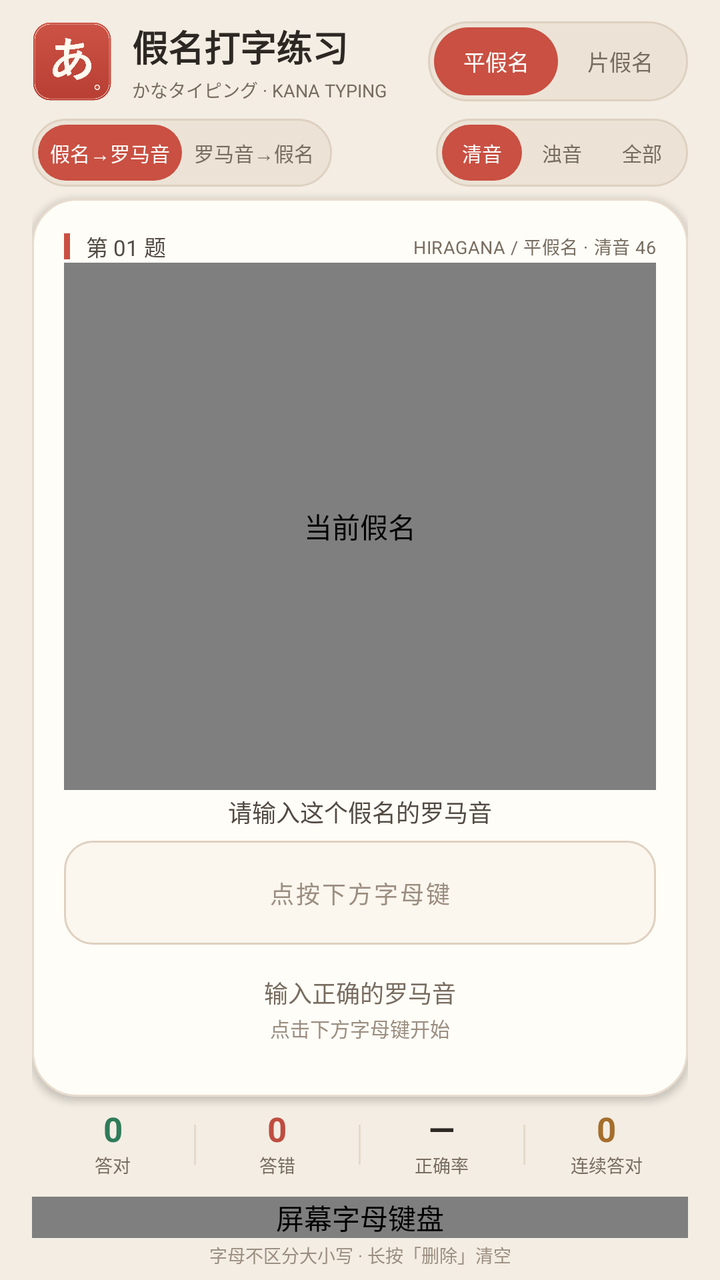
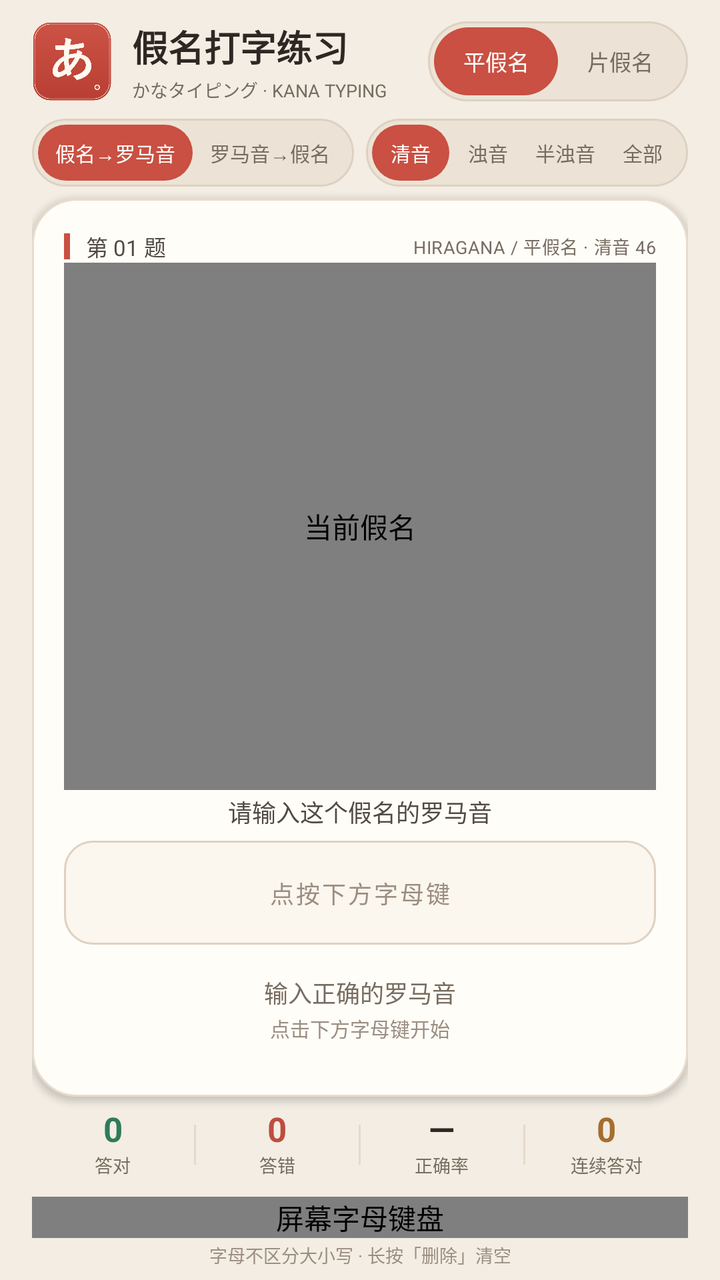

The first picture is an Android layout as it rendered before a commit; the second is the same layout after the commit. The layout source and the unified diff follow.
<!-- AndroidManifest.xml: application theme AppTheme -->
<!-- res/layout/activity_main.xml -->
<?xml version="1.0" encoding="utf-8"?>
<LinearLayout xmlns:android="http://schemas.android.com/apk/res/android"
    android:id="@+id/root"
    android:layout_width="match_parent"
    android:layout_height="match_parent"
    android:background="@color/bg"
    android:fitsSystemWindows="true"
    android:fontFamily="sans-serif"
    android:orientation="vertical"
    android:paddingStart="16dp"
    android:paddingTop="10dp"
    android:paddingEnd="16dp"
    android:paddingBottom="6dp">

    <LinearLayout
        android:layout_width="match_parent"
        android:layout_height="wrap_content"
        android:gravity="center_vertical"
        android:orientation="horizontal"
        android:paddingBottom="8dp">

        <ImageView
            android:layout_width="40dp"
            android:layout_height="40dp"
            android:contentDescription="@string/app_icon_description"
            android:importantForAccessibility="no"
            android:scaleType="fitCenter"
            android:src="@drawable/app_icon" />

        <LinearLayout
            android:layout_width="0dp"
            android:layout_height="wrap_content"
            android:layout_marginStart="10dp"
            android:layout_weight="1"
            android:gravity="center_vertical"
            android:orientation="vertical">

            <TextView
                android:layout_width="wrap_content"
                android:layout_height="wrap_content"
                android:fontFamily="sans-serif"
                android:includeFontPadding="false"
                android:maxLines="1"
                android:text="@string/app_name"
                android:textColor="@color/ink"
                android:textSize="18sp"
                android:textStyle="bold" />

            <TextView
                android:layout_width="match_parent"
                android:layout_height="wrap_content"
                android:layout_marginTop="2dp"
                android:ellipsize="end"
                android:includeFontPadding="false"
                android:maxLines="1"
                android:text="@string/header_subtitle"
                android:textColor="@color/muted"
                android:textSize="9sp" />
        </LinearLayout>

        <LinearLayout
            android:layout_width="wrap_content"
            android:layout_height="40dp"
            android:background="@drawable/toggle_bg"
            android:gravity="center_vertical"
            android:orientation="horizontal"
            android:padding="3dp">

            <TextView
                android:id="@+id/toggle_hiragana"
                android:layout_width="62dp"
                android:layout_height="34dp"
                android:background="@drawable/toggle_active"
                android:clickable="true"
                android:focusable="true"
                android:gravity="center"
                android:includeFontPadding="false"
                android:text="@string/toggle_hiragana"
                android:textColor="@color/white"
                android:textSize="11sp" />

            <TextView
                android:id="@+id/toggle_katakana"
                android:layout_width="62dp"
                android:layout_height="34dp"
                android:background="@android:color/transparent"
                android:clickable="true"
                android:focusable="true"
                android:gravity="center"
                android:includeFontPadding="false"
                android:text="@string/toggle_katakana"
                android:textColor="@color/muted"
                android:textSize="11sp" />
        </LinearLayout>
    </LinearLayout>

    <LinearLayout
        android:layout_width="match_parent"
        android:layout_height="wrap_content"
        android:gravity="center_vertical"
        android:orientation="horizontal"
        android:paddingBottom="6dp">

        <LinearLayout
            android:layout_width="wrap_content"
            android:layout_height="34dp"
            android:background="@drawable/toggle_bg"
            android:gravity="center_vertical"
            android:orientation="horizontal"
            android:padding="3dp">

            <TextView
                android:id="@+id/mode_forward"
                android:layout_width="72dp"
                android:layout_height="28dp"
                android:background="@drawable/toggle_active"
                android:clickable="true"
                android:focusable="true"
                android:gravity="center"
                android:includeFontPadding="false"
                android:text="@string/mode_forward"
                android:textColor="@color/white"
                android:textSize="10sp" />

            <TextView
                android:id="@+id/mode_reverse"
                android:layout_width="72dp"
                android:layout_height="28dp"
                android:background="@android:color/transparent"
                android:clickable="true"
                android:focusable="true"
                android:gravity="center"
                android:includeFontPadding="false"
                android:text="@string/mode_reverse"
                android:textColor="@color/muted"
                android:textSize="10sp" />
        </LinearLayout>

        <Space
            android:layout_width="0dp"
            android:layout_height="1dp"
            android:layout_weight="1" />

        <LinearLayout
            android:layout_width="wrap_content"
            android:layout_height="34dp"
            android:layout_marginStart="6dp"
            android:background="@drawable/toggle_bg"
            android:gravity="center_vertical"
            android:orientation="horizontal"
            android:padding="3dp">

            <TextView
                android:id="@+id/level_seion"
                android:layout_width="40dp"
                android:layout_height="28dp"
                android:background="@drawable/toggle_active"
                android:clickable="true"
                android:focusable="true"
                android:gravity="center"
                android:includeFontPadding="false"
                android:text="@string/level_seion"
                android:textColor="@color/white"
                android:textSize="10sp" />

            <TextView
                android:id="@+id/level_dakuon"
                android:layout_width="40dp"
                android:layout_height="28dp"
                android:background="@android:color/transparent"
                android:clickable="true"
                android:focusable="true"
                android:gravity="center"
                android:includeFontPadding="false"
                android:text="@string/level_dakuon"
                android:textColor="@color/muted"
                android:textSize="10sp" />

            <TextView
                android:id="@+id/level_all"
                android:layout_width="40dp"
                android:layout_height="28dp"
                android:background="@android:color/transparent"
                android:clickable="true"
                android:focusable="true"
                android:gravity="center"
                android:includeFontPadding="false"
                android:text="@string/level_all"
                android:textColor="@color/muted"
                android:textSize="10sp" />
        </LinearLayout>
    </LinearLayout>

    <LinearLayout
        android:id="@+id/card"
        android:layout_width="match_parent"
        android:layout_height="0dp"
        android:layout_weight="1"
        android:background="@drawable/card_bg"
        android:elevation="2dp"
        android:orientation="vertical"
        android:padding="16dp">

        <LinearLayout
            android:layout_width="match_parent"
            android:layout_height="wrap_content"
            android:gravity="center_vertical"
            android:orientation="horizontal">

            <View
                android:layout_width="3dp"
                android:layout_height="13dp"
                android:layout_marginEnd="8dp"
                android:background="@color/accent" />

            <TextView
                android:id="@+id/round_label"
                android:layout_width="0dp"
                android:layout_height="wrap_content"
                android:layout_weight="1"
                android:includeFontPadding="false"
                android:maxLines="1"
                android:text="第 01 题"
                android:textColor="@color/ink_soft"
                android:textSize="11sp" />

            <TextView
                android:id="@+id/script_label"
                android:layout_width="wrap_content"
                android:layout_height="wrap_content"
                android:includeFontPadding="false"
                android:letterSpacing="0.02"
                android:maxLines="1"
                android:text="HIRAGANA / 平假名 · 清音 46"
                android:textColor="@color/muted"
                android:textSize="9sp" />
        </LinearLayout>

        <com.kana.typing.KanaView
            android:id="@+id/kana_view"
            android:layout_width="match_parent"
            android:layout_height="0dp"
            android:layout_weight="1"
            android:contentDescription="@string/kana_description"
            android:minHeight="80dp" />

        <TextView
            android:id="@+id/prompt_label"
            android:layout_width="match_parent"
            android:layout_height="wrap_content"
            android:gravity="center"
            android:includeFontPadding="false"
            android:paddingTop="2dp"
            android:paddingBottom="6dp"
            android:text="@string/prompt_forward"
            android:textColor="@color/ink_soft"
            android:textSize="12sp" />

        <TextView
            android:id="@+id/input_view"
            android:layout_width="match_parent"
            android:layout_height="52dp"
            android:background="@drawable/input_bg"
            android:contentDescription="@string/input_description"
            android:ellipsize="end"
            android:gravity="center"
            android:includeFontPadding="false"
            android:letterSpacing="0.08"
            android:maxLines="1"
            android:paddingStart="16dp"
            android:paddingEnd="16dp"
            android:text="@string/input_hint_forward"
            android:textColor="@color/muted_light"
            android:textSize="12sp" />

        <LinearLayout
            android:id="@+id/feedback_row"
            android:layout_width="match_parent"
            android:layout_height="wrap_content"
            android:layout_marginTop="4dp"
            android:gravity="center_vertical"
            android:minHeight="56dp"
            android:orientation="horizontal">

            <LinearLayout
                android:layout_width="0dp"
                android:layout_height="wrap_content"
                android:layout_weight="1"
                android:gravity="center"
                android:orientation="vertical">

                <TextView
                    android:id="@+id/feedback_main"
                    android:layout_width="match_parent"
                    android:layout_height="wrap_content"
                    android:ellipsize="end"
                    android:gravity="center"
                    android:includeFontPadding="false"
                    android:maxLines="1"
                    android:text="@string/neutral_forward_main"
                    android:textColor="@color/muted"
                    android:textSize="12sp" />

                <TextView
                    android:id="@+id/feedback_sub"
                    android:layout_width="match_parent"
                    android:layout_height="wrap_content"
                    android:layout_marginTop="2dp"
                    android:ellipsize="end"
                    android:gravity="center"
                    android:includeFontPadding="false"
                    android:maxLines="1"
                    android:text="@string/neutral_forward_sub"
                    android:textColor="@color/muted_light"
                    android:textSize="10sp" />
            </LinearLayout>

            <TextView
                android:id="@+id/next_button"
                android:layout_width="wrap_content"
                android:layout_height="36dp"
                android:layout_marginStart="8dp"
                android:background="@drawable/next_button_bg"
                android:clickable="true"
                android:contentDescription="@string/next_description"
                android:focusable="true"
                android:gravity="center"
                android:includeFontPadding="false"
                android:paddingStart="14dp"
                android:paddingEnd="14dp"
                android:text="@string/next"
                android:textColor="@color/white"
                android:textSize="11sp"
                android:visibility="gone" />
        </LinearLayout>
    </LinearLayout>

    <LinearLayout
        android:layout_width="match_parent"
        android:layout_height="44dp"
        android:layout_marginTop="2dp"
        android:gravity="center_vertical"
        android:orientation="horizontal">

        <LinearLayout
            android:layout_width="0dp"
            android:layout_height="wrap_content"
            android:layout_weight="1"
            android:gravity="center"
            android:orientation="vertical">

            <TextView
                android:id="@+id/stat_correct"
                android:layout_width="wrap_content"
                android:layout_height="wrap_content"
                android:includeFontPadding="false"
                android:text="0"
                android:textColor="@color/stat_correct"
                android:textSize="17sp"
                android:textStyle="bold" />

            <TextView
                android:layout_width="wrap_content"
                android:layout_height="wrap_content"
                android:layout_marginTop="1dp"
                android:includeFontPadding="false"
                android:text="@string/stat_correct"
                android:textColor="@color/muted"
                android:textSize="9sp" />
        </LinearLayout>

        <View
            android:layout_width="1dp"
            android:layout_height="20dp"
            android:background="@color/line" />

        <LinearLayout
            android:layout_width="0dp"
            android:layout_height="wrap_content"
            android:layout_weight="1"
            android:gravity="center"
            android:orientation="vertical">

            <TextView
                android:id="@+id/stat_wrong"
                android:layout_width="wrap_content"
                android:layout_height="wrap_content"
                android:includeFontPadding="false"
                android:text="0"
                android:textColor="@color/stat_wrong"
                android:textSize="17sp"
                android:textStyle="bold" />

            <TextView
                android:layout_width="wrap_content"
                android:layout_height="wrap_content"
                android:layout_marginTop="1dp"
                android:includeFontPadding="false"
                android:text="@string/stat_wrong"
                android:textColor="@color/muted"
                android:textSize="9sp" />
        </LinearLayout>

        <View
            android:layout_width="1dp"
            android:layout_height="20dp"
            android:background="@color/line" />

        <LinearLayout
            android:layout_width="0dp"
            android:layout_height="wrap_content"
            android:layout_weight="1"
            android:gravity="center"
            android:orientation="vertical">

            <TextView
                android:id="@+id/stat_accuracy"
                android:layout_width="wrap_content"
                android:layout_height="wrap_content"
                android:includeFontPadding="false"
                android:text="—"
                android:textColor="@color/ink"
                android:textSize="17sp"
                android:textStyle="bold" />

            <TextView
                android:layout_width="wrap_content"
                android:layout_height="wrap_content"
                android:layout_marginTop="1dp"
                android:includeFontPadding="false"
                android:text="@string/stat_accuracy"
                android:textColor="@color/muted"
                android:textSize="9sp" />
        </LinearLayout>

        <View
            android:layout_width="1dp"
            android:layout_height="20dp"
            android:background="@color/line" />

        <LinearLayout
            android:layout_width="0dp"
            android:layout_height="wrap_content"
            android:layout_weight="1"
            android:gravity="center"
            android:orientation="vertical">

            <TextView
                android:id="@+id/stat_streak"
                android:layout_width="wrap_content"
                android:layout_height="wrap_content"
                android:includeFontPadding="false"
                android:text="0"
                android:textColor="@color/stat_streak"
                android:textSize="17sp"
                android:textStyle="bold" />

            <TextView
                android:layout_width="wrap_content"
                android:layout_height="wrap_content"
                android:layout_marginTop="1dp"
                android:includeFontPadding="false"
                android:text="@string/stat_streak"
                android:textColor="@color/muted"
                android:textSize="9sp" />
        </LinearLayout>
    </LinearLayout>

    <com.kana.typing.KeyboardView
        android:id="@+id/keyboard"
        android:layout_width="match_parent"
        android:layout_height="wrap_content"
        android:layout_marginTop="4dp"
        android:contentDescription="@string/keyboard_description" />

    <LinearLayout
        android:id="@+id/kana_choices"
        android:layout_width="match_parent"
        android:layout_height="wrap_content"
        android:layout_marginTop="4dp"
        android:orientation="vertical"
        android:visibility="gone" />

    <TextView
        android:id="@+id/keyboard_hint"
        android:layout_width="match_parent"
        android:layout_height="wrap_content"
        android:gravity="center"
        android:includeFontPadding="false"
        android:paddingTop="2dp"
        android:text="@string/keyboard_hint"
        android:textColor="@color/muted_light"
        android:textSize="9sp" />
</LinearLayout>
<!-- resources referenced by this layout -->
<resources>
  <color name="accent">#C95042</color>
  <color name="bg">#F3EDE3</color>
  <color name="ink">#2D2823</color>
  <color name="ink_soft">#514A42</color>
  <color name="line">#E5D9CA</color>
  <color name="muted">#776C5F</color>
  <color name="muted_light">#9B8E80</color>
  <color name="stat_correct">#2F7B59</color>
  <color name="stat_streak">#A56E2D</color>
  <color name="stat_wrong">#BE4D40</color>
  <color name="white">#FFFFFF</color>
  <!-- drawable card_bg (drawable) -->
  <?xml version="1.0" encoding="utf-8"?>
  <shape xmlns:android="http://schemas.android.com/apk/res/android"
      android:shape="rectangle">
      <solid android:color="@color/surface" />
      <corners android:radius="22dp" />
      <stroke
          android:width="1dp"
          android:color="@color/card_stroke" />
  </shape>
  <!-- drawable input_bg (drawable) -->
  <?xml version="1.0" encoding="utf-8"?>
  <shape xmlns:android="http://schemas.android.com/apk/res/android"
      android:shape="rectangle">
      <solid android:color="@color/input_bg" />
      <corners android:radius="14dp" />
      <stroke
          android:width="1dp"
          android:color="@color/input_stroke" />
  </shape>
  <!-- drawable next_button_bg (drawable) -->
  <?xml version="1.0" encoding="utf-8"?>
  <selector xmlns:android="http://schemas.android.com/apk/res/android">
      <item android:state_pressed="true">
          <shape android:shape="rectangle">
              <solid android:color="@color/accent_pressed" />
              <corners android:radius="18dp" />
          </shape>
      </item>
      <item>
          <shape android:shape="rectangle">
              <solid android:color="@color/accent" />
              <corners android:radius="18dp" />
          </shape>
      </item>
  </selector>
  <!-- drawable toggle_active (drawable) -->
  <?xml version="1.0" encoding="utf-8"?>
  <shape xmlns:android="http://schemas.android.com/apk/res/android"
      android:shape="rectangle">
      <solid android:color="@color/accent" />
      <corners android:radius="17dp" />
  </shape>
  <!-- drawable toggle_bg (drawable) -->
  <?xml version="1.0" encoding="utf-8"?>
  <shape xmlns:android="http://schemas.android.com/apk/res/android"
      android:shape="rectangle">
      <solid android:color="@color/toggle_bg" />
      <corners android:radius="20dp" />
      <stroke
          android:width="1dp"
          android:color="@color/toggle_stroke" />
  </shape>
  <string name="app_icon_description">假名打字练习图标</string>
  <string name="app_name">假名打字练习</string>
  <string name="header_subtitle">かなタイピング · KANA TYPING</string>
  <string name="input_description">输入框</string>
  <string name="input_hint_forward">点按下方字母键</string>
  <string name="kana_description">当前假名</string>
  <string name="keyboard_description">屏幕字母键盘</string>
  <string name="keyboard_hint">字母不区分大小写 · 长按「删除」清空</string>
  <string name="level_all">全部</string>
  <string name="level_dakuon">浊音</string>
  <string name="level_seion">清音</string>
  <string name="mode_forward">假名→罗马音</string>
  <string name="mode_reverse">罗马音→假名</string>
  <string name="neutral_forward_main">输入正确的罗马音</string>
  <string name="neutral_forward_sub">点击下方字母键开始</string>
  <string name="next">下一题</string>
  <string name="next_description">进入下一题</string>
  <string name="prompt_forward">请输入这个假名的罗马音</string>
  <string name="stat_accuracy">正确率</string>
  <string name="stat_correct">答对</string>
  <string name="stat_streak">连续答对</string>
  <string name="stat_wrong">答错</string>
  <string name="toggle_hiragana">平假名</string>
  <string name="toggle_katakana">片假名</string>
  <color name="surface">#FFFDF8</color>
  <color name="card_stroke">#E8DCCD</color>
  <color name="input_bg">#FBF6EE</color>
  <color name="input_stroke">#DED1C0</color>
  <color name="accent_pressed">#AE3E32</color>
  <color name="toggle_bg">#ECE3D6</color>
  <color name="toggle_stroke">#DED1C1</color>
  <!-- unchanged entries left out for length: 2 -->
</resources>

<!-- the commit's change to res/layout/activity_main.xml (unified diff, before → after) -->
@@ -102,8 +102,9 @@
         android:paddingBottom="6dp">
 
         <LinearLayout
-            android:layout_width="wrap_content"
+            android:layout_width="0dp"
             android:layout_height="34dp"
+            android:layout_weight="1"
             android:background="@drawable/toggle_bg"
             android:gravity="center_vertical"
             android:orientation="horizontal"
@@ -111,8 +112,9 @@
 
             <TextView
                 android:id="@+id/mode_forward"
-                android:layout_width="72dp"
+                android:layout_width="0dp"
                 android:layout_height="28dp"
+                android:layout_weight="1"
                 android:background="@drawable/toggle_active"
                 android:clickable="true"
                 android:focusable="true"
@@ -124,8 +126,9 @@
 
             <TextView
                 android:id="@+id/mode_reverse"
-                android:layout_width="72dp"
+                android:layout_width="0dp"
                 android:layout_height="28dp"
+                android:layout_weight="1"
                 android:background="@android:color/transparent"
                 android:clickable="true"
                 android:focusable="true"
@@ -136,15 +139,11 @@
                 android:textSize="10sp" />
         </LinearLayout>
 
-        <Space
-            android:layout_width="0dp"
-            android:layout_height="1dp"
-            android:layout_weight="1" />
-
-        <LinearLayout
-            android:layout_width="wrap_content"
+        <LinearLayout
+            android:layout_width="0dp"
             android:layout_height="34dp"
             android:layout_marginStart="6dp"
+            android:layout_weight="1"
             android:background="@drawable/toggle_bg"
             android:gravity="center_vertical"
             android:orientation="horizontal"
@@ -152,8 +151,9 @@
 
             <TextView
                 android:id="@+id/level_seion"
-                android:layout_width="40dp"
+                android:layout_width="0dp"
                 android:layout_height="28dp"
+                android:layout_weight="1"
                 android:background="@drawable/toggle_active"
                 android:clickable="true"
                 android:focusable="true"
@@ -165,8 +165,9 @@
 
             <TextView
                 android:id="@+id/level_dakuon"
-                android:layout_width="40dp"
+                android:layout_width="0dp"
                 android:layout_height="28dp"
+                android:layout_weight="1"
                 android:background="@android:color/transparent"
                 android:clickable="true"
                 android:focusable="true"
@@ -177,9 +178,24 @@
                 android:textSize="10sp" />
 
             <TextView
+                android:id="@+id/level_handakuon"
+                android:layout_width="0dp"
+                android:layout_height="28dp"
+                android:layout_weight="1"
+                android:background="@android:color/transparent"
+                android:clickable="true"
+                android:focusable="true"
+                android:gravity="center"
+                android:includeFontPadding="false"
+                android:text="@string/level_handakuon"
+                android:textColor="@color/muted"
+                android:textSize="10sp" />
+
+            <TextView
                 android:id="@+id/level_all"
-                android:layout_width="40dp"
+                android:layout_width="0dp"
                 android:layout_height="28dp"
+                android:layout_weight="1"
                 android:background="@android:color/transparent"
                 android:clickable="true"
                 android:focusable="true"
<!-- resource entries referenced after the edit -->
@@ -74,6 +74,7 @@
   <string name="keyboard_hint">字母不区分大小写 · 长按「删除」清空</string>
   <string name="level_all">全部</string>
   <string name="level_dakuon">浊音</string>
+  <string name="level_handakuon">半浊音</string>
   <string name="level_seion">清音</string>
   <string name="mode_forward">假名→罗马音</string>
   <string name="mode_reverse">罗马音→假名</string>
